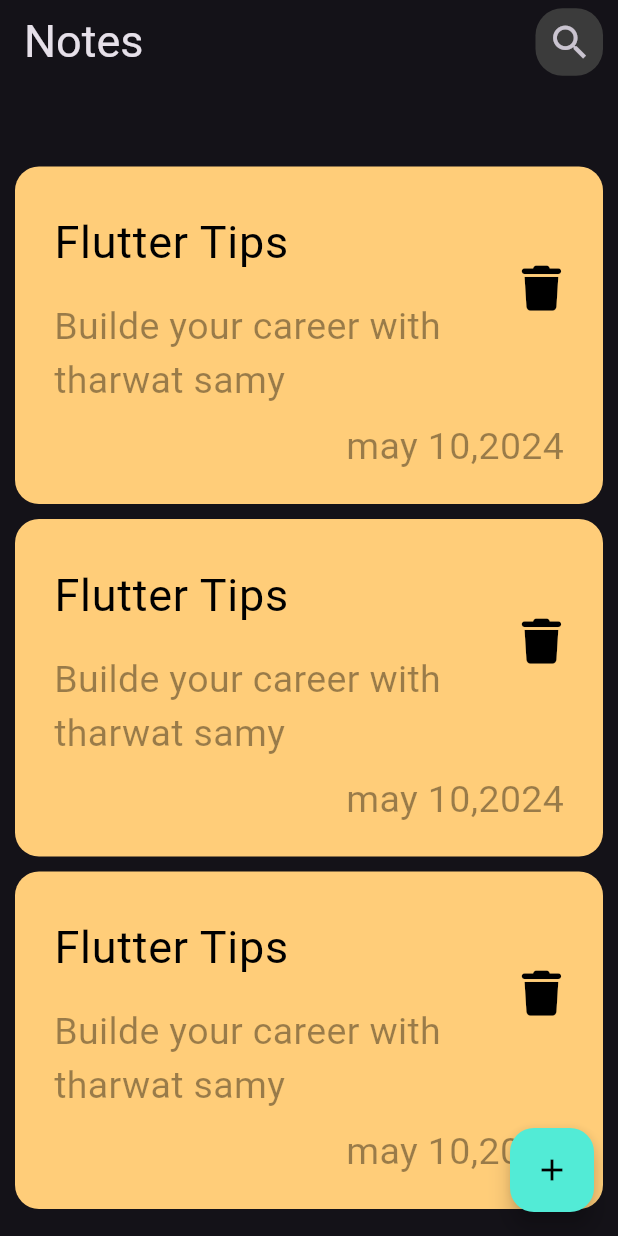
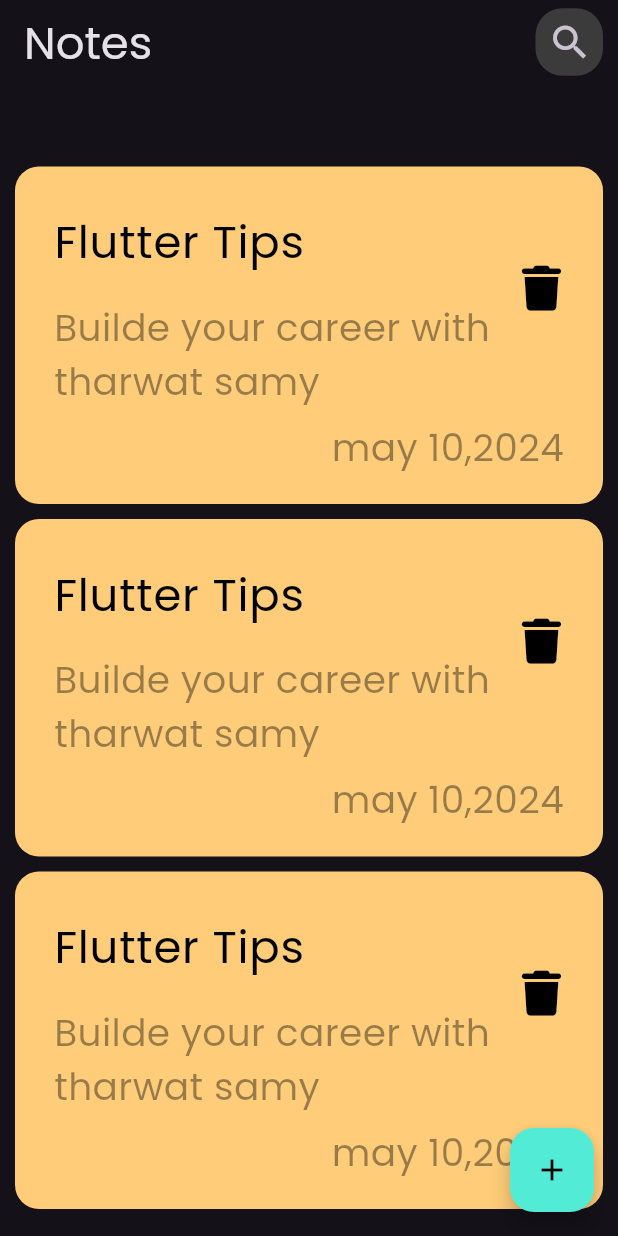
Before and after one commit to NajeebHallak/notes_app, a Flutter app: the screen it shows after launch, on a phone screen of 412 x 824 dp. Run offline on Flutter 3.47's test engine with Material 3 defaults, Android fonts, the phone set to English and light mode, and no system bars; our stand-ins replace font_awesome_flutter.

Commit message:
add font family

```diff
--- a/lib/main.dart
+++ b/lib/main.dart
@@ -15,6 +15,7 @@ class NptesApp extends StatelessWidget {
       routes: {NotesAppView.id: (context) => const NotesAppView()},
       theme: ThemeData(
         brightness: Brightness.dark,
+        fontFamily: 'Poppins',
       ),
       initialRoute: NotesAppView.id,
     );
```
Also changed, not shown: pubspec.yaml (+4 -4 lines), assets/fonts/Poppins-Regular.ttf (added).
